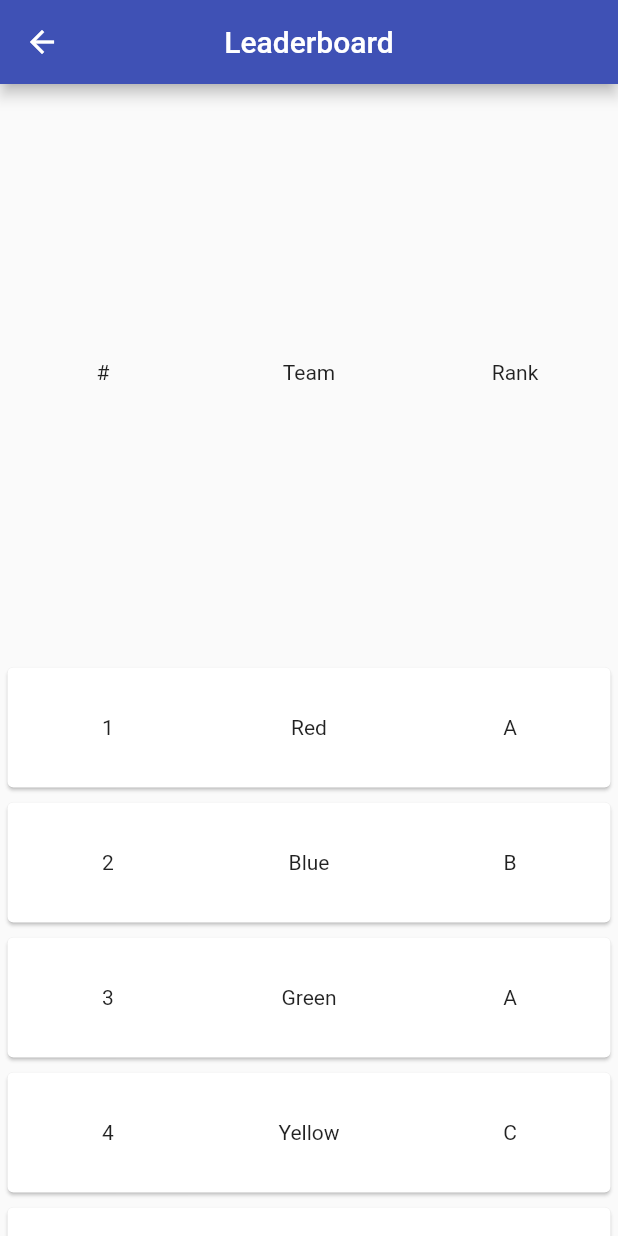
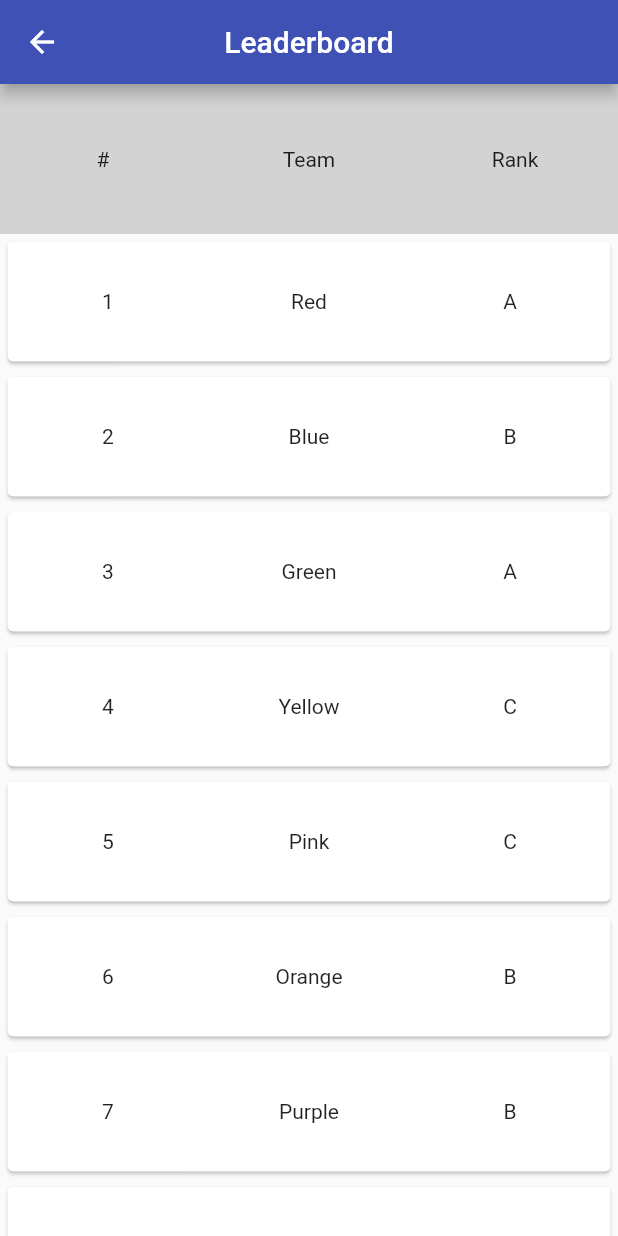
Before and after one commit to jonathandieu/hbchess-mobile, a Flutter app: the Leaderboard screen opened by its route, on a phone screen of 412 x 824 dp. Run offline on Flutter 3.47's test engine with Material 2 defaults, Android fonts, the phone set to English and light mode, and no system bars; our stand-ins replace flutter_secure_storage, jwt_decoder; accounts and stored records are empty.

Commit message:
Fixed size of leaderboard header

```diff
--- a/lib/screens/leaderboard.dart
+++ b/lib/screens/leaderboard.dart
@@ -34,7 +34,13 @@ class _LeaderboardState extends State<Leaderboard> {
       body: Column(
         children: [
           // Leaderboard header
-          Expanded(
+          ConstrainedBox(
+            constraints: BoxConstraints(
+              minHeight: 100,
+              maxWidth: 500,
+            ),
+            child: Container(
+              color: Color.fromARGB(255, 211, 211, 211),
               child: Row(
                 children: const <Widget>[
                   Expanded(
@@ -49,6 +55,8 @@ class _LeaderboardState extends State<Leaderboard> {
                 ],
               ),
             ),
+          ),
+
           // Scrollable list
           Expanded(
             child: CustomScrollView(
```
Lines whose indentation alone changed are shown as unchanged.
